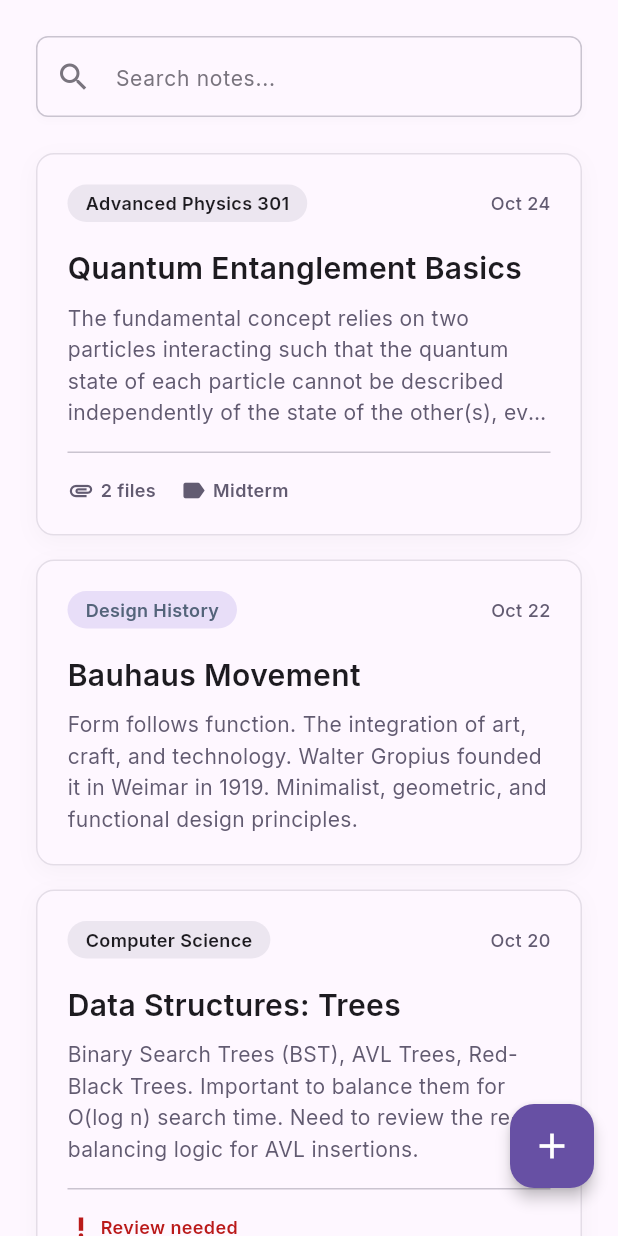
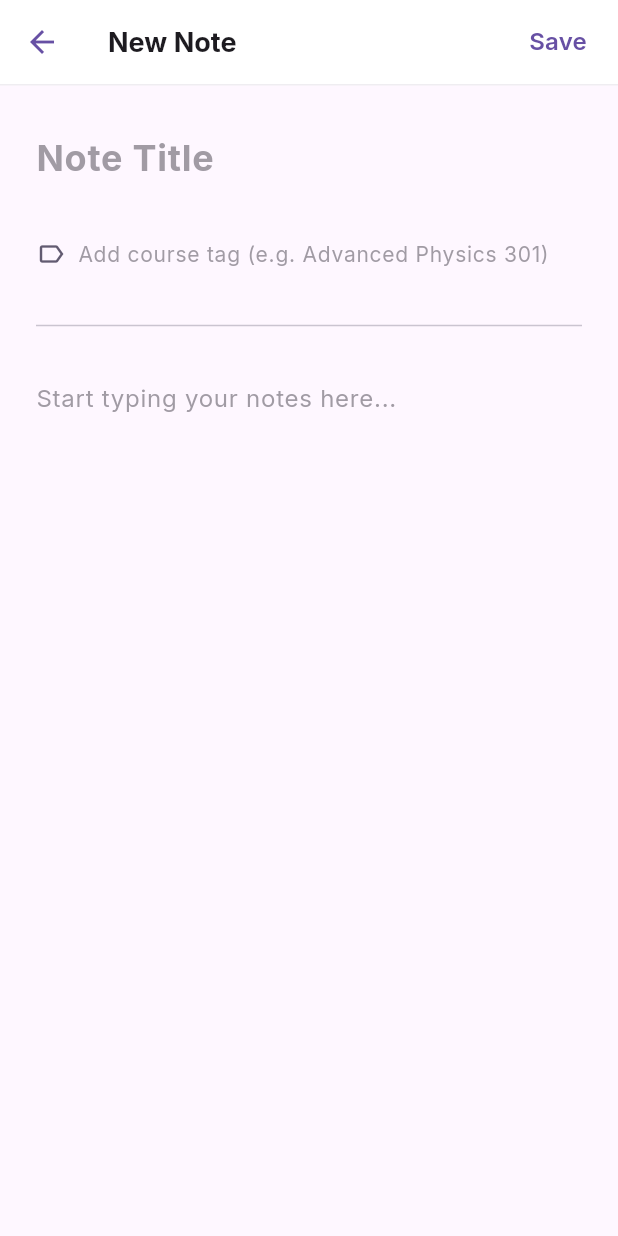
Before and after one commit to NikkkDevvv/planly, a Flutter app: the NotesScreens screen opened directly, after a tap on the "add" icon, on a phone screen of 412 x 824 dp. Run offline on Flutter 3.47's test engine with Material 3 defaults, Android fonts, the phone set to English and light mode, and no system bars; our stand-ins replace google_fonts.

Commit message:
Feat: Add new file add_note_screen, edit_note_screen, note_detail_screen. Edit: note_screen

```diff
--- /dev/null
+++ b/lib/features/notes/screens/add_note_screen.dart
@@ -0,0 +1,140 @@
+import 'package:flutter/material.dart';
+import '../../../core/theme/app_colors.dart';
+
+class AddNoteScreen extends StatefulWidget {
+  const AddNoteScreen({super.key});
+
+  @override
+  State<AddNoteScreen> createState() => _AddNoteScreenState();
+}
+
+class _AddNoteScreenState extends State<AddNoteScreen> {
+  @override
+  Widget build(BuildContext context) {
+    return Scaffold(
+      backgroundColor: AppColors.surface,
+      appBar: AppBar(
+        backgroundColor: Colors.white,
+        elevation: 0,
+        scrolledUnderElevation: 0,
+        leading: IconButton(
+          icon: const Icon(Icons.arrow_back, color: AppColors.primary),
+          onPressed: () => Navigator.pop(context),
+        ),
+        title: const Text(
+          'New Note',
+          style: TextStyle(
+            color: AppColors.onSurface,
+            fontWeight: FontWeight.bold,
+            fontSize: 18,
+          ),
+        ),
+        actions: [
+          TextButton(
+            onPressed: () {
+              // TODO: Aksi Simpan Catatan
+              Navigator.pop(context);
+            },
+            child: const Text(
+              'Save',
+              style: TextStyle(
+                color: AppColors.primary,
+                fontWeight: FontWeight.w600,
+                fontSize: 16,
+              ),
+            ),
+          ),
+          const SizedBox(width: 8),
+        ],
+        bottom: PreferredSize(
+          preferredSize: const Size.fromHeight(1.0),
+          child: Container(
+            color: AppColors.outlineVariant.withOpacity(0.3),
+            height: 1.0,
+          ),
+        ),
+      ),
+      body: SingleChildScrollView(
+        padding: const EdgeInsets.all(24.0),
+        child: Column(
+          crossAxisAlignment: CrossAxisAlignment.start,
+          children: [
+            // Note Title
+            TextField(
+              style: const TextStyle(
+                fontSize: 24,
+                fontWeight: FontWeight.bold,
+                color: AppColors.onSurface,
+              ),
+              decoration: InputDecoration(
+                hintText: 'Note Title',
+                hintStyle: TextStyle(
+                  color: AppColors.outline.withOpacity(0.7),
+                  fontSize: 24,
+                  fontWeight: FontWeight.bold,
+                ),
+                border: InputBorder.none,
+                contentPadding: EdgeInsets.zero,
+              ),
+            ),
+            const SizedBox(height: 16),
+
+            // Course Tag / Category
+            Row(
+              children: [
+                const Icon(
+                  Icons.label_outline,
+                  size: 20,
+                  color: AppColors.secondary,
+                ),
+                const SizedBox(width: 8),
+                Expanded(
+                  child: TextField(
+                    style: const TextStyle(
+                      fontSize: 14,
+                      color: AppColors.secondary,
+                    ),
+                    decoration: InputDecoration(
+                      hintText: 'Add course tag (e.g. Advanced Physics 301)',
+                      hintStyle: TextStyle(
+                        color: AppColors.outline.withOpacity(0.7),
+                        fontSize: 14,
+                      ),
+                      border: InputBorder.none,
+                      contentPadding: EdgeInsets.zero,
+                    ),
+                  ),
+                ),
+              ],
+            ),
+            const Padding(
+              padding: EdgeInsets.symmetric(vertical: 16.0),
+              child: Divider(),
+            ),
+
+            // Note Content
+            TextField(
+              maxLines:
+                  null, // Membuat text area bisa memanjang ke bawah tanpa batas
+              keyboardType: TextInputType.multiline,
+              style: const TextStyle(
+                fontSize: 16,
+                color: AppColors.onSurface,
+                height: 1.6,
+              ),
+              decoration: InputDecoration(
+                hintText: 'Start typing your notes here...',
+                hintStyle: TextStyle(
+                  color: AppColors.outline.withOpacity(0.7),
+                  fontSize: 16,
+                ),
+                border: InputBorder.none,
+                contentPadding: EdgeInsets.zero,
+              ),
+            ),
+          ],
+        ),
+      ),
+    );
+  }
+}
--- a/lib/features/notes/screens/note_screen.dart
+++ b/lib/features/notes/screens/note_screen.dart
@@ -1,5 +1,10 @@
 import 'package:flutter/material.dart';
 import '../../../core/theme/app_colors.dart';
+
+// [TESTING DOC] Import halaman tujuan navigasi
+import 'add_note_screen.dart';
+import 'edit_note_screen.dart';
+import 'note_detail_screen.dart';
 
 class NotesScreens extends StatelessWidget {
   const NotesScreens({super.key});
@@ -49,6 +54,7 @@ class NotesScreens extends StatelessWidget {
 
             // Note Card 1 (Important)
             _buildNoteCard(
+              context, // [TESTING DOC] Passing context untuk navigasi
               tag: 'Advanced Physics 301',
               date: 'Oct 24',
               title: 'Quantum Entanglement Basics',
@@ -66,9 +72,10 @@ class NotesScreens extends StatelessWidget {
 
             // Note Card 2
             _buildNoteCard(
+              context,
               tag: 'Design History',
               tagBgColor: AppColors.secondaryContainer,
-              tagTextColor: const Color(0xFF54647A), // on-secondary-container
+              tagTextColor: const Color(0xFF54647A),
               date: 'Oct 22',
               title: 'Bauhaus Movement',
               content:
@@ -78,6 +85,7 @@ class NotesScreens extends StatelessWidget {
 
             // Note Card 3 (Review Needed)
             _buildNoteCard(
+              context,
               tag: 'Computer Science',
               date: 'Oct 20',
               title: 'Data Structures: Trees',
@@ -93,6 +101,7 @@ class NotesScreens extends StatelessWidget {
 
             // Note Card 4
             _buildNoteCard(
+              context,
               tag: 'Literature',
               date: 'Oct 18',
               title: 'Modernist Poetry',
@@ -103,6 +112,7 @@ class NotesScreens extends StatelessWidget {
 
             // Note Card 5
             _buildNoteCard(
+              context,
               tag: 'Project Management',
               date: 'Oct 15',
               title: 'Agile Methodologies',
@@ -117,7 +127,11 @@ class NotesScreens extends StatelessWidget {
         padding: const EdgeInsets.only(bottom: 16.0),
         child: FloatingActionButton(
           onPressed: () {
-            // TODO: Aksi untuk menambah catatan baru
+            // [TESTING DOC] Navigasi ke halaman Tambah Catatan
+            Navigator.push(
+              context,
+              MaterialPageRoute(builder: (context) => const AddNoteScreen()),
+            );
           },
           backgroundColor: AppColors.primary,
           foregroundColor: Colors.white,
@@ -129,7 +143,8 @@ class NotesScreens extends StatelessWidget {
   }
 
   // Widget pembantu untuk merender Kartu Catatan
-  Widget _buildNoteCard({
+  Widget _buildNoteCard(
+    BuildContext context, {
     required String tag,
     Color tagBgColor = AppColors.surfaceContainerHigh,
     Color tagTextColor = AppColors.onSurface,
@@ -138,7 +153,16 @@ class NotesScreens extends StatelessWidget {
     required String content,
     Widget? footer,
   }) {
-    return Container(
+    // [TESTING DOC] Membungkus dengan InkWell untuk interaksi klik ke halaman Detail
+    return InkWell(
+      onTap: () {
+        Navigator.push(
+          context,
+          MaterialPageRoute(builder: (context) => const NoteDetailScreen()),
+        );
+      },
+      borderRadius: BorderRadius.circular(12),
+      child: Container(
         width: double.infinity,
         padding: const EdgeInsets.all(20),
         decoration: BoxDecoration(
@@ -215,6 +239,7 @@ class NotesScreens extends StatelessWidget {
             ],
           ],
         ),
+      ),
     );
   }
 
```
Also changed, not shown: lib/features/notes/screens/edit_note_screen.dart (added, +140 -0 lines), lib/features/notes/screens/note_detail_screen.dart (added, +98 -0 lines), lib/features/notes/screens/note_form_screen.dart (deleted). Lines whose indentation alone changed are shown as unchanged.
